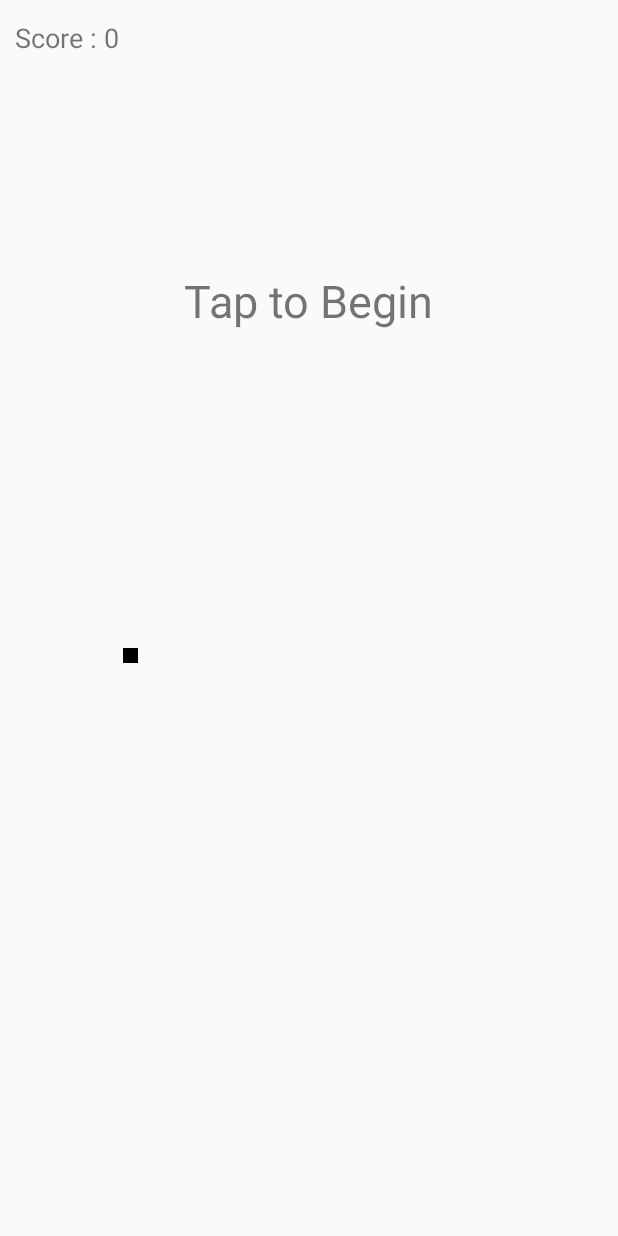
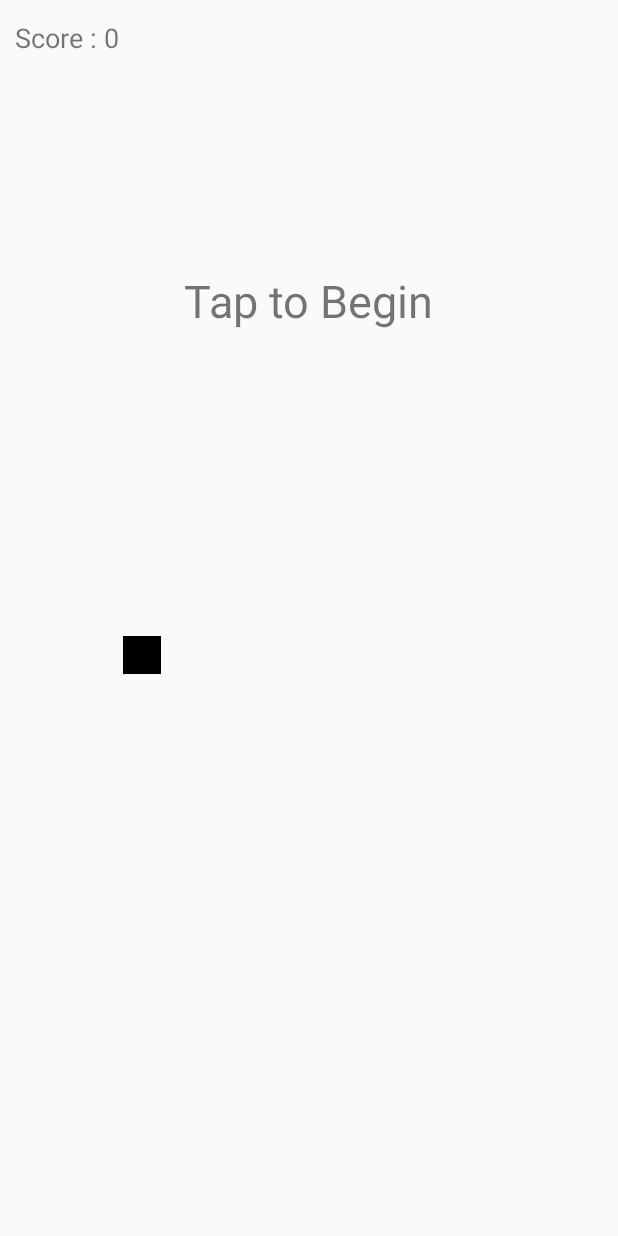
Before and after one commit to danielzyy/Pipe-Dodger, an Android app: the MainActivity screen opened directly, with no data from a screen before it, on a phone screen of 412 x 824 dp. Run offline under Robolectric (Android 15) with nearby library versions, the phone set to English and light mode, and no system bars.

Commit message:
increased box size

```diff
--- a/AppDanielYe/app/src/main/res/layout/activity_main.xml
+++ b/AppDanielYe/app/src/main/res/layout/activity_main.xml
@@ -37,8 +37,8 @@
             android:layout_marginTop="130dp"/>
         <ImageView
             android:id="@+id/box"
-            android:layout_width="10dp"
-            android:layout_height="10dp"
+            android:layout_width="25dp"
+            android:layout_height="25dp"
             android:src="@drawable/square"
             android:layout_gravity="center_vertical"/>
         <ImageView
```
